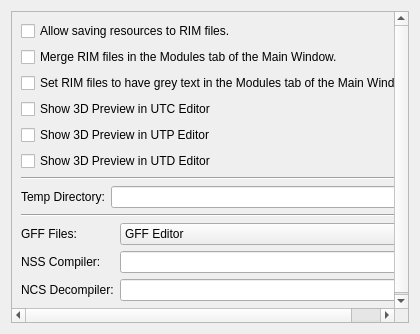
Above: Tools/HolocronToolset/src/ui/widgets/settings/misc.ui from NickHugi/PyKotor before the change. Below: the same form after it.
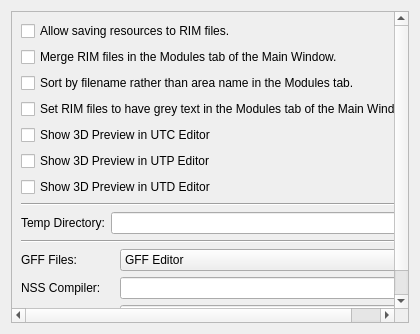
That is the form after the change.

Commit message: add an option to sort by module filename in Modules tab (#51)

```diff
--- a/Tools/HolocronToolset/src/ui/widgets/settings/misc.ui
+++ b/Tools/HolocronToolset/src/ui/widgets/settings/misc.ui
@@ -43,6 +43,13 @@
          </property>
         </widget>
        </item>
+       <item>
+        <widget class="QCheckBox" name="useModuleFilenamesCheck">
+         <property name="text">
+          <string>Sort by filename rather than area name in the Modules tab.</string>
+         </property>
+        </widget>
+       </item>
        <item>
         <widget class="QCheckBox" name="greyRimCheck">
          <property name="text">
```
The commit also changes 7 other files.
